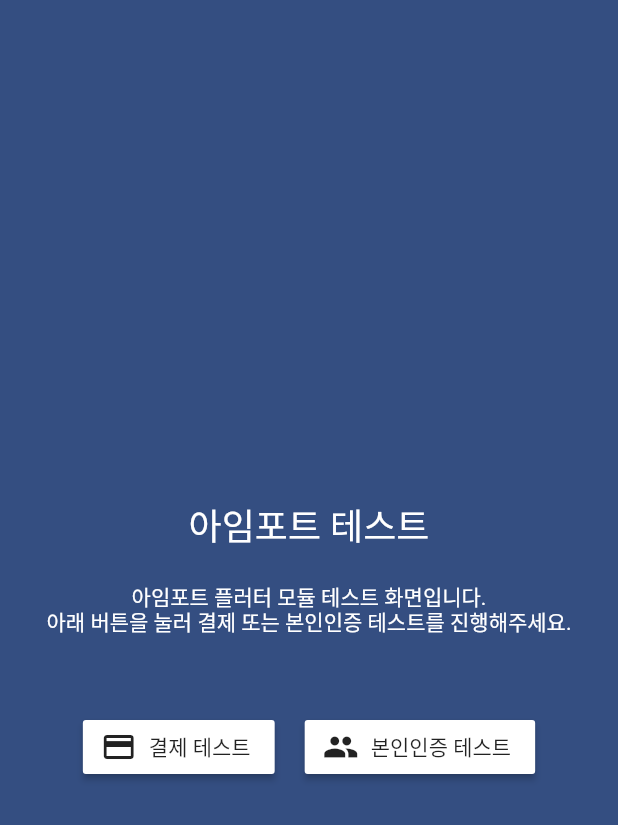
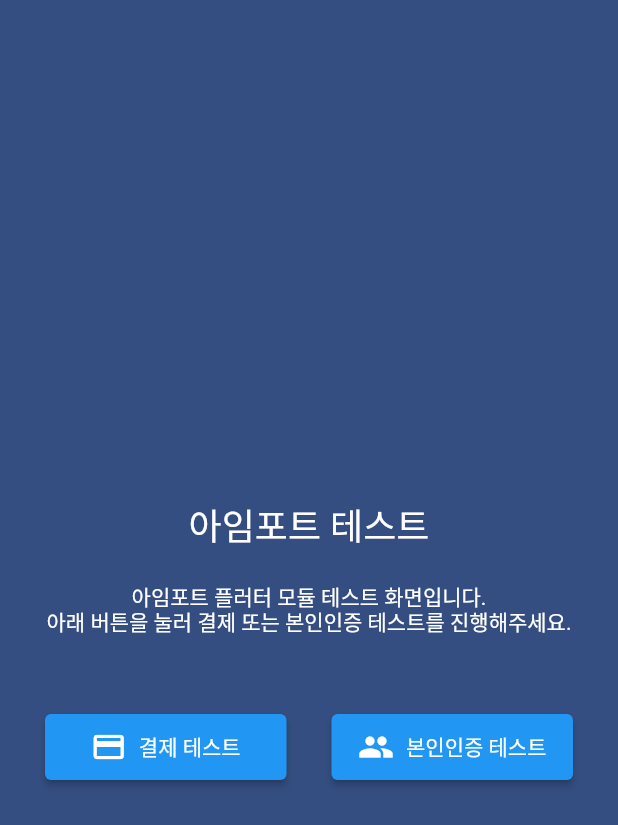
Before and after one commit to iamport/iamport_flutter, a Flutter app: the screen it shows after launch, on a phone screen of 412 x 824 dp. Shown: the top 825 px of the screen. Run offline on Flutter 3.47's test engine with Material 2 defaults, Android fonts, the phone set to English and light mode, and no system bars; our stand-ins replace uni_links; missing offline and left inert: dart_json_mapper, iamport_webview_flutter.

Commit message:
RaisedButton을 ElevatedButton으로 변경

```diff
--- a/example/lib/screens/home.dart
+++ b/example/lib/screens/home.dart
@@ -73,35 +73,49 @@ class _HomeState extends State<Home> {
                   mainAxisAlignment: MainAxisAlignment.center,
                   children: [
                     Padding(
-                      padding: const EdgeInsets.only(
-                        left: 0.0,
-                        top: 0.0,
-                        right: 10.0,
-                        bottom: 0.0,
+                      padding: EdgeInsets.only(
+                        left: 30,
                       ),
-                      child: RaisedButton.icon(
+                    ),
+                    Expanded(
+                      child: ElevatedButton.icon(
                         icon: Icon(Icons.payment),
                         onPressed: () {
                           Navigator.pushNamed(context, '/payment-test');
                         },
                         label: Text('결제 테스트'),
-                        color: Colors.white,
+                        style: ElevatedButton.styleFrom(
+                          padding: EdgeInsets.all(10),
+                          textStyle: TextStyle(
+                            color: Colors.white,
+                          ),
+                        ),
                       ),
                     ),
                     Padding(
-                      padding: const EdgeInsets.only(
-                        left: 10.0,
-                        top: 0.0,
-                        right: 0.0,
-                        bottom: 0.0,
+                      padding: EdgeInsets.only(
+                        left: 15,
+                        right: 15,
                       ),
-                      child: RaisedButton.icon(
+                    ),
+                    Expanded(
+                      child: ElevatedButton.icon(
                         icon: Icon(Icons.people),
                         onPressed: () {
                           Navigator.pushNamed(context, '/certification-test');
                         },
                         label: Text('본인인증 테스트'),
-                        color: Colors.white,
+                        style: ElevatedButton.styleFrom(
+                          padding: EdgeInsets.all(10),
+                          textStyle: TextStyle(
+                            color: Colors.white,
+                          ),
+                        ),
+                      ),
+                    ),
+                    Padding(
+                      padding: EdgeInsets.only(
+                        right: 30,
                       ),
                     ),
                   ],
--- a/example/lib/screens/payment.dart
+++ b/example/lib/screens/payment.dart
@@ -1,9 +1,7 @@
 import 'package:flutter/material.dart';
-
 import 'package:iamport_flutter/iamport_payment.dart';
 import 'package:iamport_flutter/model/payment_data.dart';
-
-import '../utils/index.dart';
+import 'package:iamport_flutter_example/utils/index.dart';
 
 class Payment extends StatelessWidget {
   @override
```
Also changed, not shown: example/lib/screens/certification_test.dart (+8 -6 lines), example/lib/screens/payment_test.dart (+12 -8 lines).
